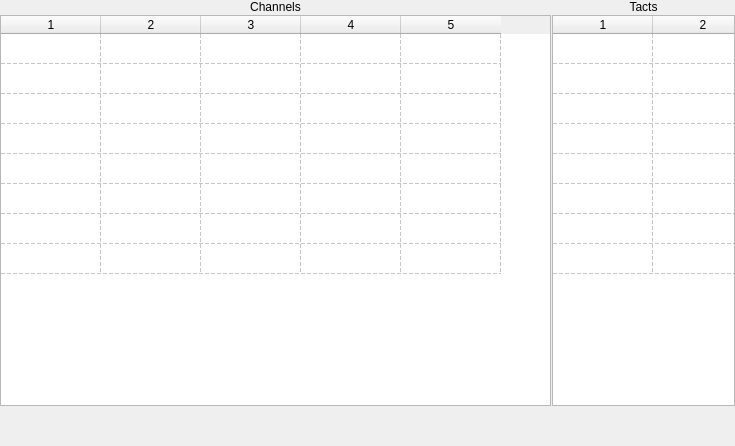
This is ui/channelsview.ui in dmitry64/av20 as Qt 5 draws it before an edit. The edited form follows.
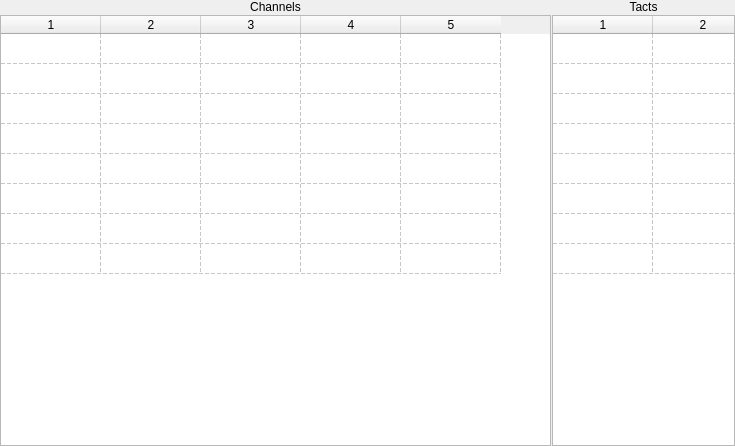
This is the edited form.

The edit to the form file:
```diff
--- a/ui/channelsview.ui
+++ b/ui/channelsview.ui
@@ -30,7 +30,7 @@
     <number>0</number>
    </property>
    <item>
-    <layout class="QVBoxLayout" name="verticalLayout" stretch="1,30,0">
+    <layout class="QVBoxLayout" name="verticalLayout" stretch="1,30">
      <item>
       <widget class="QLabel" name="label">
        <property name="sizePolicy">
@@ -97,23 +97,10 @@
        <column/>
       </widget>
      </item>
-     <item>
-      <spacer name="verticalSpacer_2">
-       <property name="orientation">
-        <enum>Qt::Vertical</enum>
-       </property>
-       <property name="sizeHint" stdset="0">
-        <size>
-         <width>20</width>
-         <height>40</height>
-        </size>
-       </property>
-      </spacer>
-     </item>
     </layout>
    </item>
    <item>
-    <layout class="QVBoxLayout" name="verticalLayout_2" stretch="1,30,0">
+    <layout class="QVBoxLayout" name="verticalLayout_2" stretch="1,30">
      <item>
       <widget class="QLabel" name="label_2">
        <property name="sizePolicy">
@@ -171,19 +158,6 @@
        <column/>
       </widget>
      </item>
-     <item>
-      <spacer name="verticalSpacer">
-       <property name="orientation">
-        <enum>Qt::Vertical</enum>
-       </property>
-       <property name="sizeHint" stdset="0">
-        <size>
-         <width>20</width>
-         <height>40</height>
-        </size>
-       </property>
-      </spacer>
-     </item>
     </layout>
    </item>
   </layout>
```
